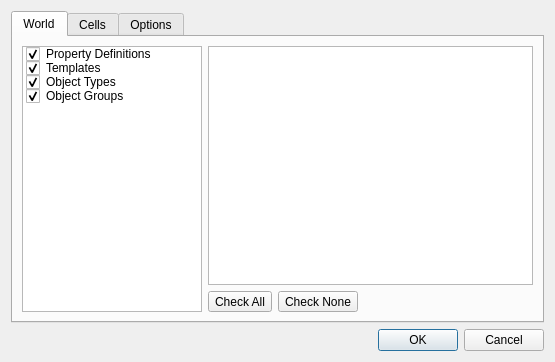
Old version of the form src/editor/copypastedialog.ui in the repository timbaker/pzworlded.
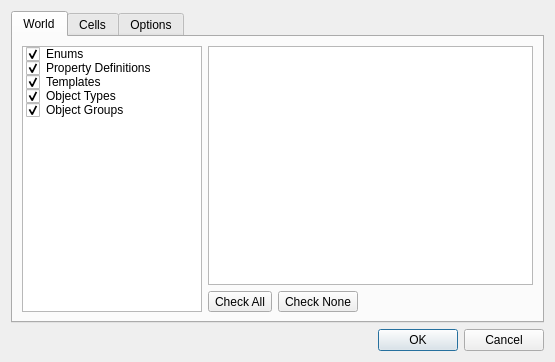
New version of the form.

Commit message: Implemented copy/paste for PropertyEnum.

Patch:
```diff
--- a/src/editor/copypastedialog.ui
+++ b/src/editor/copypastedialog.ui
@@ -32,6 +32,14 @@
            <height>16777215</height>
           </size>
          </property>
+         <item>
+          <property name="text">
+           <string>Enums</string>
+          </property>
+          <property name="checkState">
+           <enum>Checked</enum>
+          </property>
+         </item>
          <item>
           <property name="text">
            <string>Property Definitions</string>
```
Left out of the diff: 44 changed lines with no effect on the pictures. The commit also changes 7 other files.
